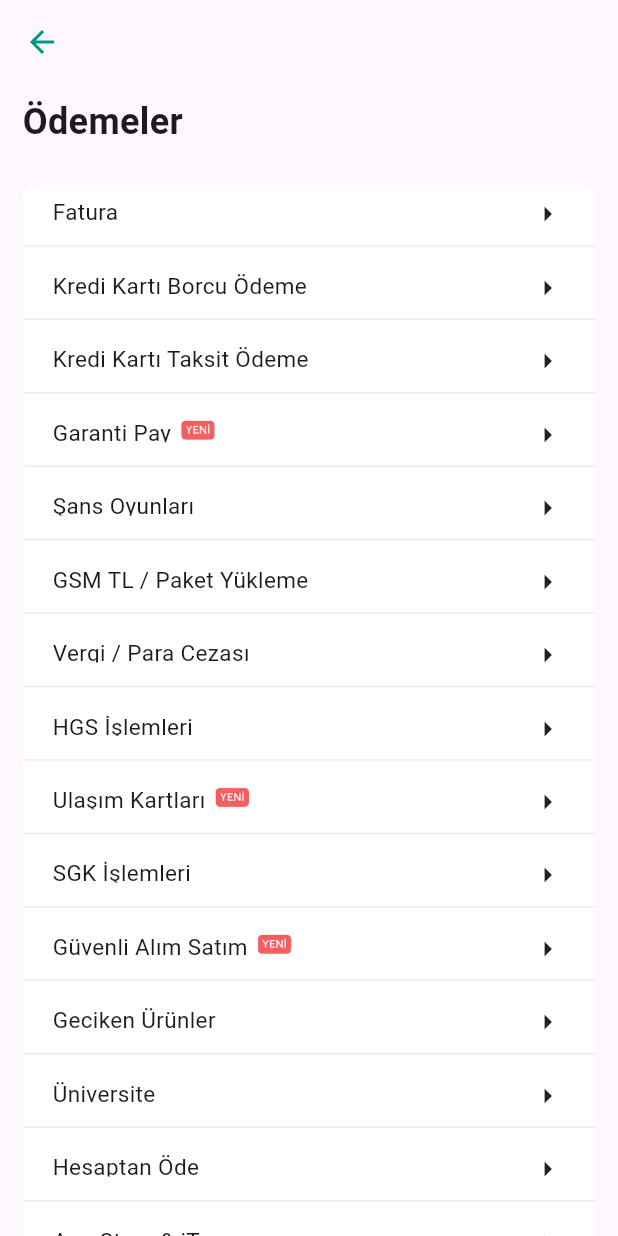
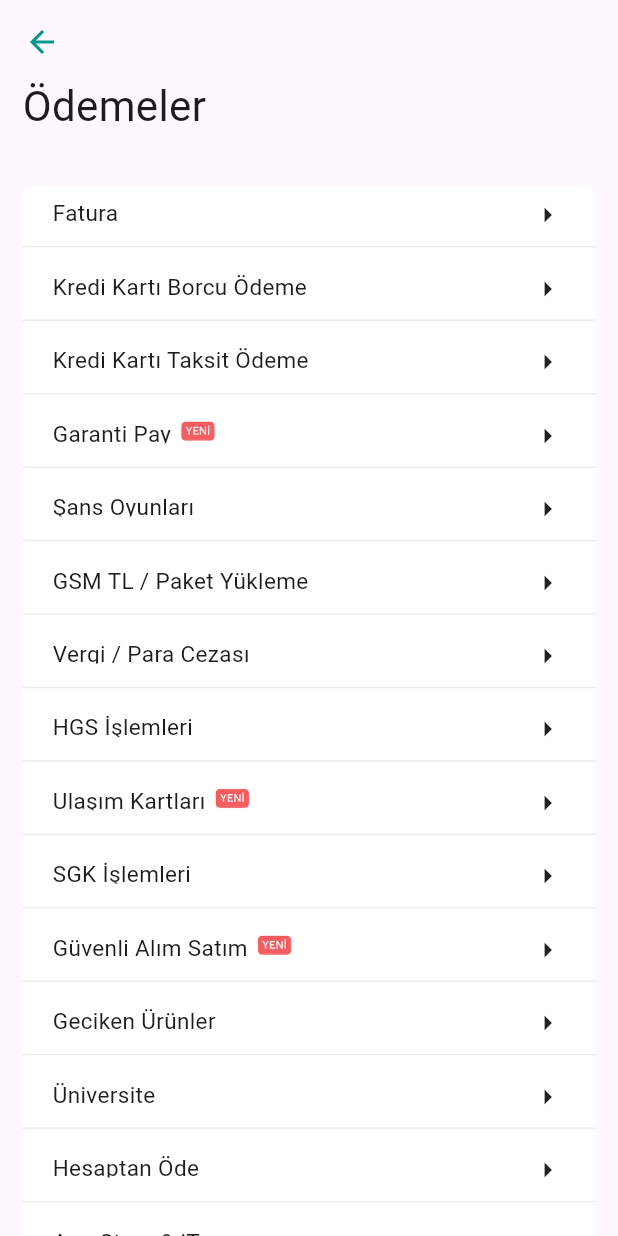
Before and after one commit to Efet1022/garanti_project, a Flutter app: the PaymentsPage screen opened directly, on a phone screen of 412 x 824 dp. Run offline on Flutter 3.47's test engine with Material 3 defaults, Android fonts, the phone set to English and light mode, and no system bars.

Commit message:
I changed some wrongly placed pictures.Also i finished my sliverappbar on the payments page.

```diff
--- a/lib/paymentsPage.dart
+++ b/lib/paymentsPage.dart
@@ -10,44 +10,63 @@ class PaymentsPage extends StatelessWidget {
     double maxwidth =
         MediaQuery.of(context).size.width;
     return Scaffold(
-      appBar: AppBar(
+      body: CustomScrollView(
+        slivers: [
+          SliverAppBar(
+            expandedHeight: maxheight * 0.11,
+            centerTitle: true,
+            pinned: true,
             leading: IconButton(
-          onPressed: () {
-            Navigator.pop(context);
-          },
+              onPressed:
+                  () => Navigator.pop(context),
               icon: Icon(
                 Icons.arrow_back,
                 color: Colors.teal,
               ),
             ),
+            flexibleSpace: FlexibleSpaceBar(
+              collapseMode: CollapseMode.pin,
+
+              background: Padding(
+                padding: EdgeInsets.only(
+                  left: 15,
                 ),
-      body: Padding(
+                child: Align(
+                  alignment: Alignment.bottomLeft,
+                  child: Text(
+                    "Ödemeler",
+                    style: TextStyle(
+                      fontSize: 28,
+                    ),
+                  ),
+                ),
+              ),
+            ),
+          ),
+          SliverToBoxAdapter(
+            child: Padding(
               padding: const EdgeInsets.symmetric(
                 horizontal: 15,
               ),
               child: SingleChildScrollView(
                 child: Column(
                   children: [
-              SizedBox(height: maxheight * 0.01),
-              Row(
-                children: [
-                  Text(
-                    "Ödemeler",
-                    style: TextStyle(
-                      fontSize: 24,
-                      fontWeight: FontWeight.w600,
+                    SizedBox(
+                      height: maxheight * 0.01,
                     ),
+
+                    SizedBox(
+                      height: maxheight * 0.03,
                     ),
-                ],
-              ),
-              SizedBox(height: maxheight * 0.03),
                     Container(
                       height: maxheight * 0.96,
                       width: maxwidth,
                       decoration: BoxDecoration(
                         color: Colors.white,
                         borderRadius:
-                      BorderRadius.circular(10),
+                            BorderRadius.circular(
+                              10,
+                            ),
                       ),
                       child: Column(
                         children: [
@@ -161,10 +180,15 @@ class PaymentsPage extends StatelessWidget {
                         ],
                       ),
                     ),
-              SizedBox(height: maxheight * 0.05),
+                    SizedBox(
+                      height: maxheight * 0.05,
+                    ),
                   ],
                 ),
               ),
+            ),
+          ),
+        ],
       ),
     );
   }
```
Also changed, not shown: lib/homePage.dart (+14 -6 lines). Lines whose indentation alone changed are shown as unchanged.
